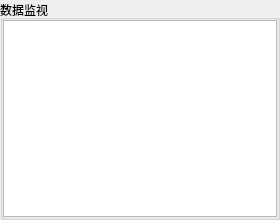
Before: the Qt Designer form src/ControlStiParamPlugin/ControlStiParam/CDataMonitorWnd.ui in IPX-192/controlStiParam, drawn with Qt 5.
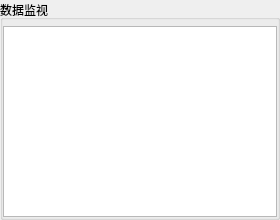
After: the same form once the commit is applied. Custom widgets are drawn as their Qt base class.

Diff of the .ui file:
```diff
--- a/src/ControlStiParamPlugin/ControlStiParam/CDataMonitorWnd.ui
+++ b/src/ControlStiParamPlugin/ControlStiParam/CDataMonitorWnd.ui
@@ -57,7 +57,7 @@
        <number>0</number>
       </property>
       <property name="topMargin">
-       <number>0</number>
+       <number>6</number>
       </property>
       <property name="rightMargin">
        <number>0</number>
```
